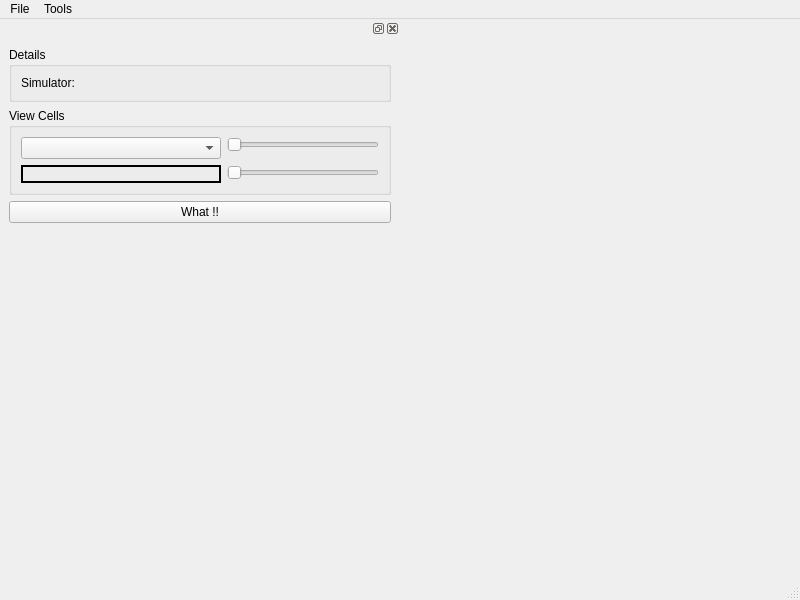
Before: the Qt Designer form src/IRESReader/GUI/Qt/UI/IRESReader.ui in felipeCeler/irescutaway, drawn with Qt 5.
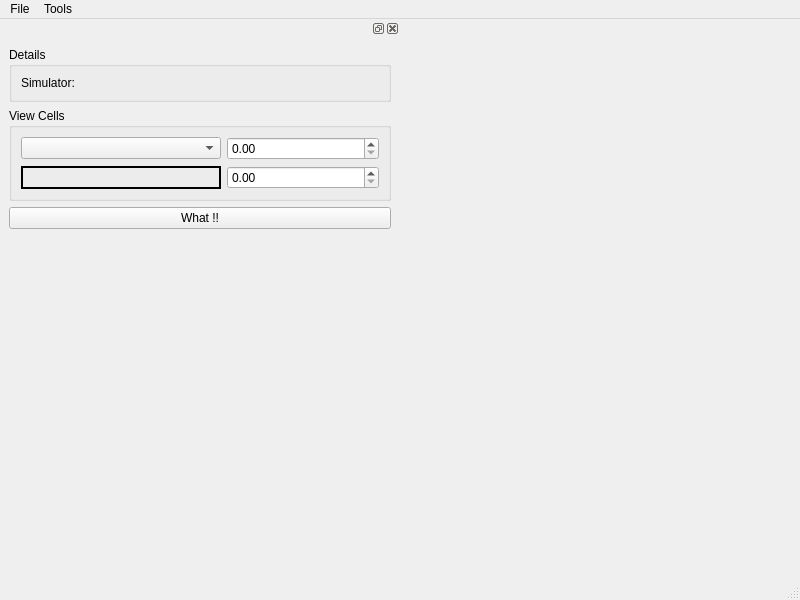
After: the same form once the commit is applied.

Commit message: Interface now ok! Or use v.reserver and std::copy (b,e,std::back _inserter( d.b)) or resize std::copy (b, e, d.b ); std::max_element for a container and std::max between 2 elements.

What changed in the file:
```diff
--- a/src/IRESReader/GUI/Qt/UI/IRESReader.ui
+++ b/src/IRESReader/GUI/Qt/UI/IRESReader.ui
@@ -153,31 +153,17 @@
         <string>View Cells</string>
        </property>
        <layout class="QFormLayout" name="formLayout_3">
-        <item row="0" column="0">
-         <widget class="QComboBox" name="comboBox_choose_an_property_">
-          <property name="minimumSize">
-           <size>
-            <width>200</width>
-            <height>0</height>
-           </size>
-          </property>
-         </widget>
-        </item>
-        <item row="0" column="1">
-         <widget class="QSlider" name="horizontalSlider_minimal_">
-          <property name="orientation">
-           <enum>Qt::Horizontal</enum>
-          </property>
-         </widget>
-        </item>
-        <item row="1" column="1">
-         <widget class="QSlider" name="horizontalSlider_maximal_">
-          <property name="orientation">
-           <enum>Qt::Horizontal</enum>
-          </property>
-         </widget>
-        </item>
         <item row="1" column="0">
+         <widget class="QComboBox" name="comboBox_choose_an_property_">
+          <property name="minimumSize">
+           <size>
+            <width>200</width>
+            <height>0</height>
+           </size>
+          </property>
+         </widget>
+        </item>
+        <item row="2" column="0">
          <widget class="QLabel" name="property_range_">
           <property name="minimumSize">
            <size>
@@ -193,6 +179,38 @@
           </property>
          </widget>
         </item>
+        <item row="1" column="1">
+         <widget class="QDoubleSpinBox" name="doubleSpinMin">
+          <property name="sizePolicy">
+           <sizepolicy hsizetype="MinimumExpanding" vsizetype="Fixed">
+            <horstretch>0</horstretch>
+            <verstretch>0</verstretch>
+           </sizepolicy>
+          </property>
+          <property name="minimumSize">
+           <size>
+            <width>0</width>
+            <height>0</height>
+           </size>
+          </property>
+          <property name="maximum">
+           <double>1000000000.000000000000000</double>
+          </property>
+         </widget>
+        </item>
+        <item row="2" column="1">
+         <widget class="QDoubleSpinBox" name="doubleSpinMax">
+          <property name="sizePolicy">
+           <sizepolicy hsizetype="MinimumExpanding" vsizetype="Fixed">
+            <horstretch>0</horstretch>
+            <verstretch>0</verstretch>
+           </sizepolicy>
+          </property>
+          <property name="maximum">
+           <double>1000000000.000000000000000</double>
+          </property>
+         </widget>
+        </item>
        </layout>
       </widget>
      </item>
```
The commit also changes 5 other files.
